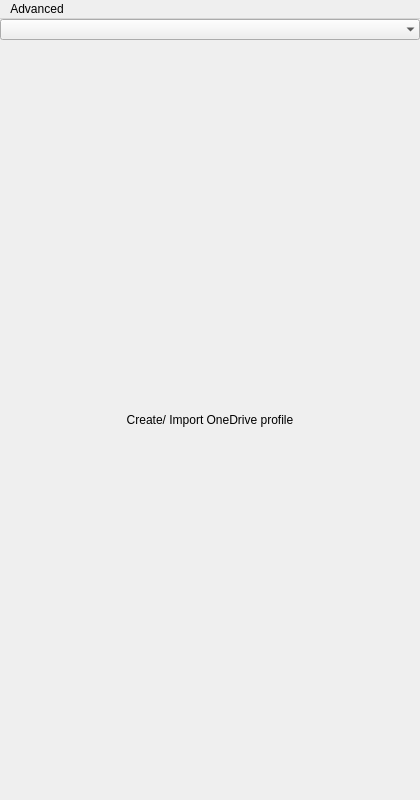
This is src/ui/mainwindow.ui in bpozdena/OneDriveGUI as Qt 5 draws it before an edit. The edited form follows.
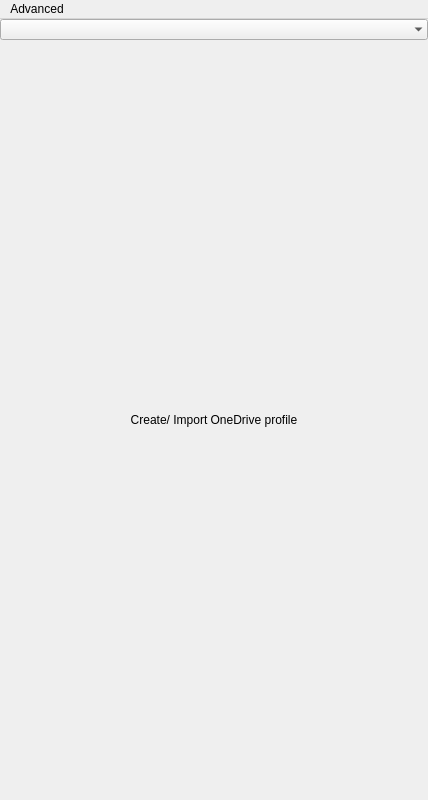
This is the edited form. Icons and pictures are not drawn.

Commit message: allow the main window to be resized freely

```diff
--- a/src/ui/mainwindow.ui
+++ b/src/ui/mainwindow.ui
@@ -6,7 +6,7 @@
    <rect>
     <x>0</x>
     <y>0</y>
-    <width>420</width>
+    <width>428</width>
     <height>800</height>
    </rect>
   </property>
@@ -16,12 +16,6 @@
     <height>0</height>
    </size>
   </property>
-  <property name="maximumSize">
-   <size>
-    <width>420</width>
-    <height>16777215</height>
-   </size>
-  </property>
   <property name="windowTitle">
    <string>OneDriveGUI</string>
   </property>
@@ -109,7 +103,7 @@
     <rect>
      <x>0</x>
      <y>0</y>
-     <width>420</width>
+     <width>428</width>
      <height>22</height>
     </rect>
    </property>
```
Left out of the diff: 4 changed lines with no effect on the pictures. The commit also changes 1 other file.
